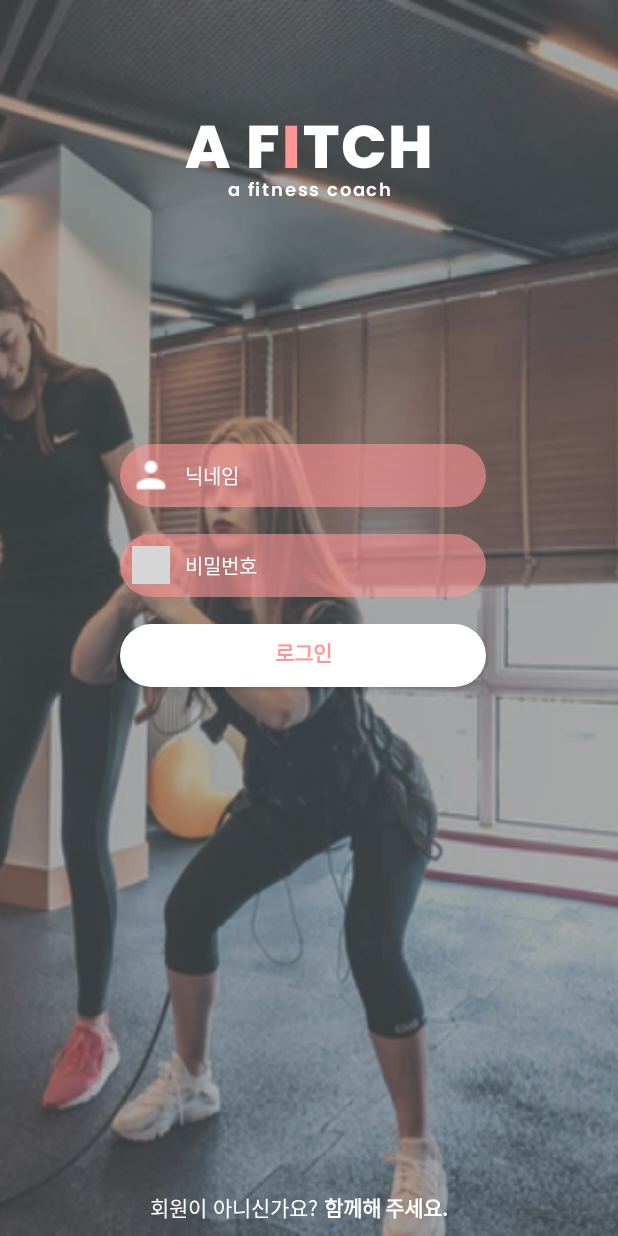
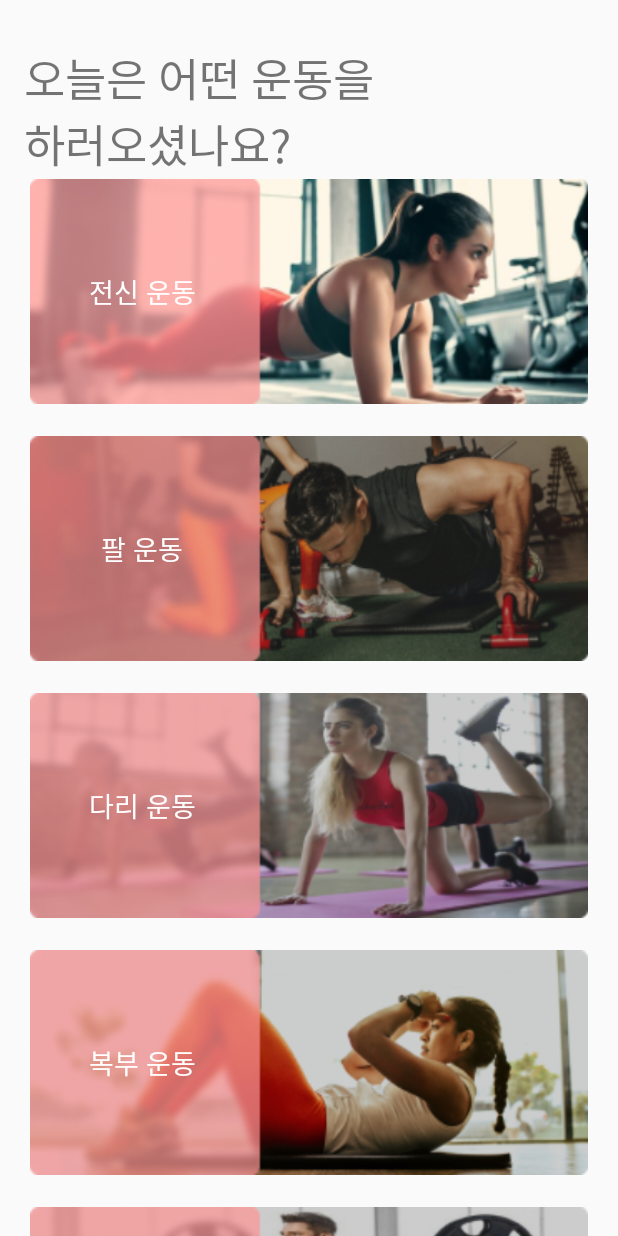
Before and after one commit to Team-Gonguri/Afitch-Android, an Android app: the screen it shows after launch (User_login before the commit, Home_main after it), on a phone screen of 412 x 824 dp. Run offline under Robolectric (Android 15) with nearby library versions, the phone set to English and light mode, and no system bars; grey boxes are pictures that could not be loaded.

Commit message:
home & home_detail (1)

```diff
--- a/app/src/main/res/layout/activity_home_main.xml
+++ b/app/src/main/res/layout/activity_home_main.xml
@@ -1,9 +1,170 @@
 <?xml version="1.0" encoding="utf-8"?>
-<androidx.constraintlayout.widget.ConstraintLayout xmlns:android="http://schemas.android.com/apk/res/android"
-    xmlns:app="http://schemas.android.com/apk/res-auto"
+<RelativeLayout
+    xmlns:android="http://schemas.android.com/apk/res/android"
     xmlns:tools="http://schemas.android.com/tools"
     android:layout_width="match_parent"
     android:layout_height="match_parent"
     tools:context=".Home_main">
 
-</androidx.constraintlayout.widget.ConstraintLayout>
+    <TextView
+        android:id="@+id/some_id"
+        android:layout_width="356dp"
+        android:layout_height="wrap_content"
+        android:layout_alignParentLeft="true"
+        android:layout_alignParentTop="true"
+        android:layout_marginLeft="16dp"
+        android:layout_marginTop="30dp"
+        android:fontFamily="@font/notosans_light"
+        android:gravity="center_vertical"
+        android:text="오늘은 어떤 운동을\n하러오셨나요?"
+        android:textSize="30dp" />
+
+    <LinearLayout
+        android:layout_width="match_parent"
+        android:layout_height="wrap_content"
+        android:orientation="horizontal">
+
+        <TextView
+            android:layout_width="wrap_content"
+            android:layout_height="31dp"
+            android:layout_alignParentLeft="true"
+            android:layout_alignParentTop="true"
+            android:layout_marginLeft="187dp"
+            android:layout_marginTop="131dp"
+            android:fontFamily="@font/notosans_medium"
+            android:gravity="center_horizontal|center_vertical"
+            android:text="이번 달 목표 운동시간까지 "
+            android:textSize="13dp" />
+
+        <TextView
+            android:layout_width="wrap_content"
+            android:layout_height="31dp"
+            android:layout_alignParentLeft="true"
+            android:layout_alignParentTop="true"
+            android:layout_marginTop="131dp"
+            android:fontFamily="@font/notosans_bold"
+            android:gravity="center_horizontal|center_vertical"
+            android:text="17:88:12"
+            android:textColor="#CCFF9595"
+            android:textSize="13dp" />
+    </LinearLayout>
+
+    <ScrollView
+        android:layout_width="match_parent"
+        android:layout_height="wrap_content"
+        android:layout_below="@+id/some_id"
+        android:layout_alignParentLeft="true">
+
+        <LinearLayout
+            android:layout_width="match_parent"
+            android:layout_height="wrap_content"
+            android:orientation="vertical">
+
+            <LinearLayout
+                android:layout_width="match_parent"
+                android:layout_height="150dp"
+                android:layout_marginStart="20dp"
+                android:layout_marginTop="1dp"
+                android:layout_marginEnd="20dp"
+                android:layout_marginBottom="20dp"
+                android:background="@drawable/wholebody">
+
+                <TextView
+                    android:layout_width="150dp"
+                    android:layout_height="match_parent"
+                    android:fontFamily="@font/notosans_black"
+                    android:text="전신 운동"
+                    android:textColor="@color/white"
+                    android:textSize="18dp"
+                    android:gravity="center" />
+
+            </LinearLayout>
+
+
+            <LinearLayout
+                android:layout_width="match_parent"
+                android:layout_height="150dp"
+                android:layout_marginStart="20dp"
+                android:layout_marginTop="1dp"
+                android:layout_marginEnd="20dp"
+                android:layout_marginBottom="20dp"
+                android:background="@drawable/arm">
+
+                <TextView
+                    android:layout_width="150dp"
+                    android:layout_height="match_parent"
+                    android:fontFamily="@font/notosans_black"
+                    android:text="팔 운동"
+                    android:textColor="@color/white"
+                    android:textSize="18dp"
+                    android:gravity="center" />
+
+            </LinearLayout>
+
+            <LinearLayout
+                android:layout_width="match_parent"
+                android:layout_height="150dp"
+                android:layout_marginStart="20dp"
+                android:layout_marginTop="1dp"
+                android:layout_marginEnd="20dp"
+                android:layout_marginBottom="20dp"
+                android:background="@drawable/leg">
+
+                <TextView
+                    android:layout_width="150dp"
+                    android:layout_height="match_parent"
+                    android:fontFamily="@font/notosans_black"
+                    android:text="다리 운동"
+                    android:textColor="@color/white"
+                    android:textSize="18dp"
+                    android:gravity="center" />
+
+            </LinearLayout>
+
+            <LinearLayout
+                android:layout_width="match_parent"
+                android:layout_height="150dp"
+                android:layout_marginStart="20dp"
+                android:layout_marginTop="1dp"
+                android:layout_marginEnd="20dp"
+                android:layout_marginBottom="20dp"
+                android:background="@drawable/stomach">
+
+                <TextView
+                    android:layout_width="150dp"
+                    android:layout_height="match_parent"
+                    android:fontFamily="@font/notosans_black"
+                    android:text="복부 운동"
+                    android:textColor="@color/white"
+                    android:textSize="18dp"
+                    android:gravity="center" />
+
+            </LinearLayout>
+
+            <LinearLayout
+                android:layout_width="match_parent"
+                android:layout_height="150dp"
+                android:layout_marginStart="20dp"
+                android:layout_marginTop="1dp"
+                android:layout_marginEnd="20dp"
+                android:layout_marginBottom="20dp"
+                android:background="@drawable/hip">
+
+                <TextView
+                    android:layout_width="150dp"
+                    android:layout_height="match_parent"
+                    android:fontFamily="@font/notosans_black"
+                    android:text="엉덩이 운동"
+                    android:textColor="@color/white"
+                    android:textSize="18dp"
+                    android:gravity="center" />
+
+            </LinearLayout>
+
+
+
+        </LinearLayout>
+
+    </ScrollView>
+
+</RelativeLayout>
--- a/app/src/main/res/layout/activity_user_sign_up.xml
+++ b/app/src/main/res/layout/activity_user_sign_up.xml
@@ -1,7 +1,6 @@
 <?xml version="1.0" encoding="utf-8"?>
 <RelativeLayout
     xmlns:android="http://schemas.android.com/apk/res/android"
-    android:id="@+id/or_"
     android:layout_width="fill_parent"
     android:layout_height="fill_parent"
     android:background="@drawable/login_background">
```
Also changed, not shown: app/src/main/AndroidManifest.xml (+9 -10 lines), app/src/main/res/layout/wholebody_detail.xml (added, +204 -0 lines), app/src/main/res/drawable/arm.png (added), app/src/main/res/drawable/hip.png (added), app/src/main/res/drawable/leg.png (added), app/src/main/res/drawable/stomach.png (added), app/src/main/res/drawable/wholebody.png (added).
